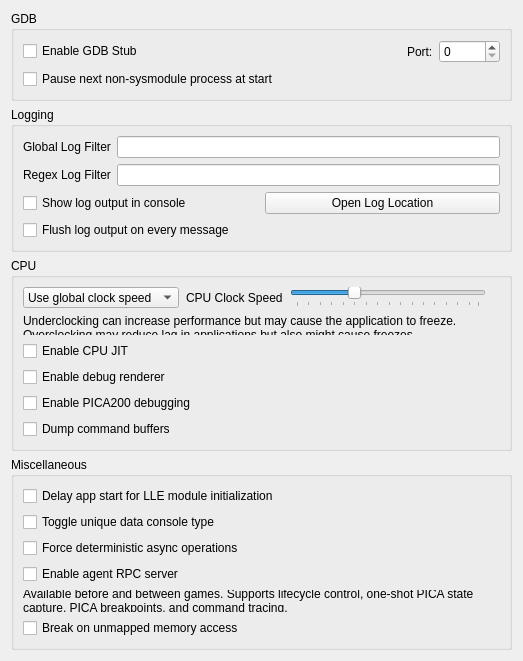
Old version of the form src/citra_qt/configuration/configure_debug.ui in the repository Nemugaki/azahar.
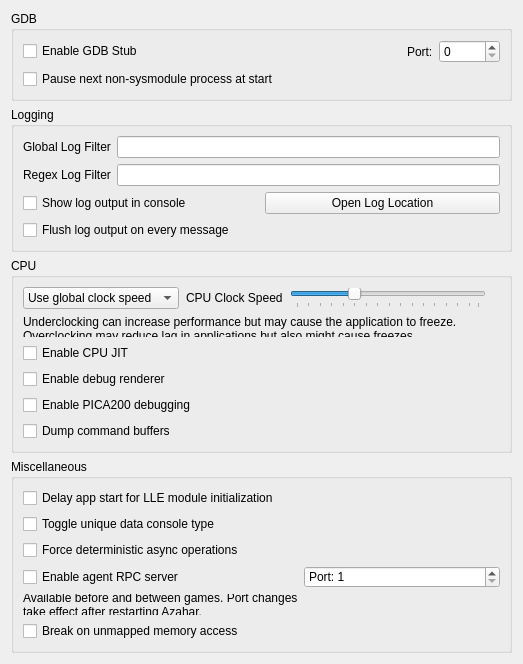
New version of the form.

Commit message: Make agent RPC port configurable

```diff
--- a/src/citra_qt/configuration/configure_debug.ui
+++ b/src/citra_qt/configuration/configure_debug.ui
@@ -313,10 +313,26 @@
           </property>
         </widget>
       </item>
+      <item row="4" column="1">
+       <widget class="QSpinBox" name="rpc_server_port">
+        <property name="toolTip">
+         <string>Loopback UDP port. AZAHAR_RPC_PORT overrides this setting for the current process.</string>
+        </property>
+        <property name="prefix">
+         <string>Port: </string>
+        </property>
+        <property name="minimum">
+         <number>1</number>
+        </property>
+        <property name="maximum">
+         <number>65535</number>
+        </property>
+       </widget>
+      </item>
       <item row="5" column="0">
        <widget class="QLabel" name="rpc_server_info">
         <property name="text">
-         <string>Available before and between games. Supports lifecycle control, one-shot PICA state capture, PICA breakpoints, and command tracing.</string>
+         <string>Available before and between games. Port changes take effect after restarting Azahar.</string>
         </property>
         <property name="wordWrap">
          <bool>true</bool>
```
Left out of the diff: 2 changed lines with no effect on the pictures. The commit also changes 6 other files.
